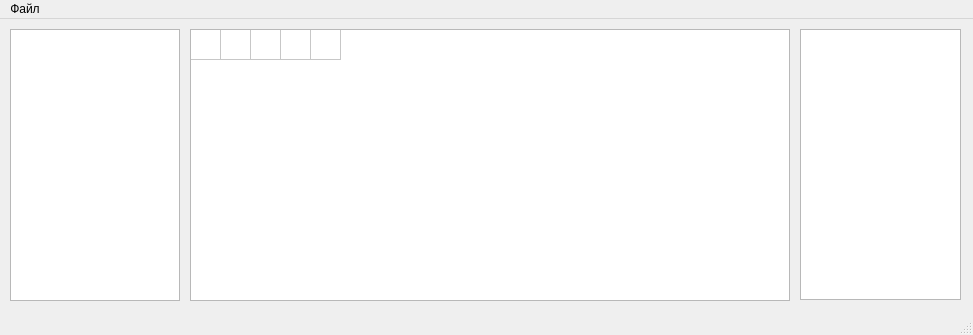
Above: main.ui from GAJIbl4/TopConst before the change. Below: the same form after it.
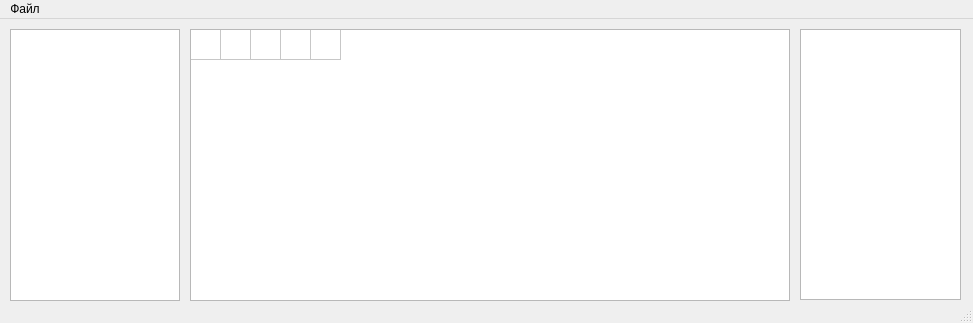
That is the form after the change.

```diff
--- a/main.ui
+++ b/main.ui
@@ -7,7 +7,7 @@
     <x>0</x>
     <y>0</y>
     <width>973</width>
-    <height>335</height>
+    <height>323</height>
    </rect>
   </property>
   <property name="windowTitle">
```
Left out of the diff: 17 changed lines with no effect on the pictures.
